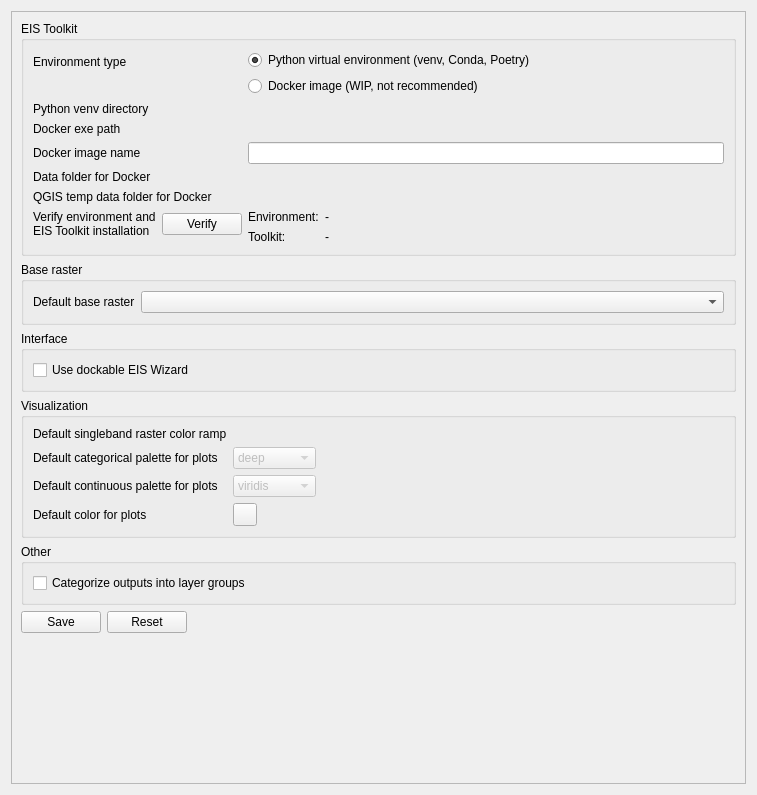
GispoCoding/eis_qgis_plugin, file eis_qgis_plugin/resources/ui/wizard_settings.ui: the form before one commit.
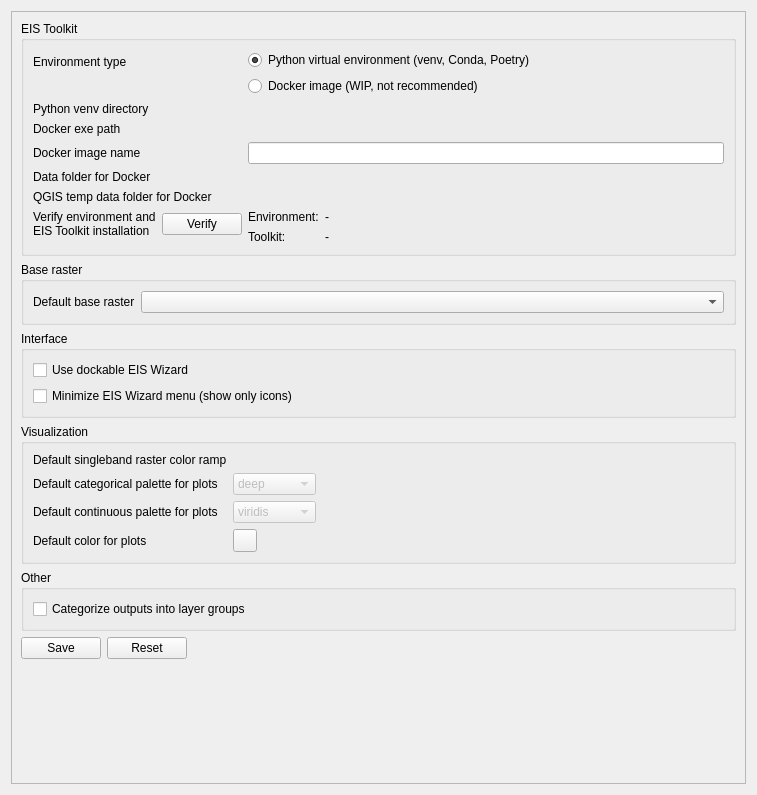
The form after the commit. Custom widgets are drawn as their Qt base class.

Commit message: feat: add a setting that enables minimizing wizard menu (display only icons

The edit to the form file:
```diff
--- a/eis_qgis_plugin/resources/ui/wizard_settings.ui
+++ b/eis_qgis_plugin/resources/ui/wizard_settings.ui
@@ -24,8 +24,8 @@
        <rect>
         <x>0</x>
         <y>0</y>
-        <width>737</width>
-        <height>775</height>
+        <width>723</width>
+        <height>801</height>
        </rect>
       </property>
       <layout class="QVBoxLayout" name="verticalLayout_2">
@@ -256,6 +256,13 @@
             </property>
            </widget>
           </item>
+          <item row="1" column="0">
+           <widget class="QCheckBox" name="minimal_menu_selection">
+            <property name="text">
+             <string>Minimize EIS Wizard menu (show only icons)</string>
+            </property>
+           </widget>
+          </item>
          </layout>
         </widget>
        </item>
```
The commit also changes 4 other files.
